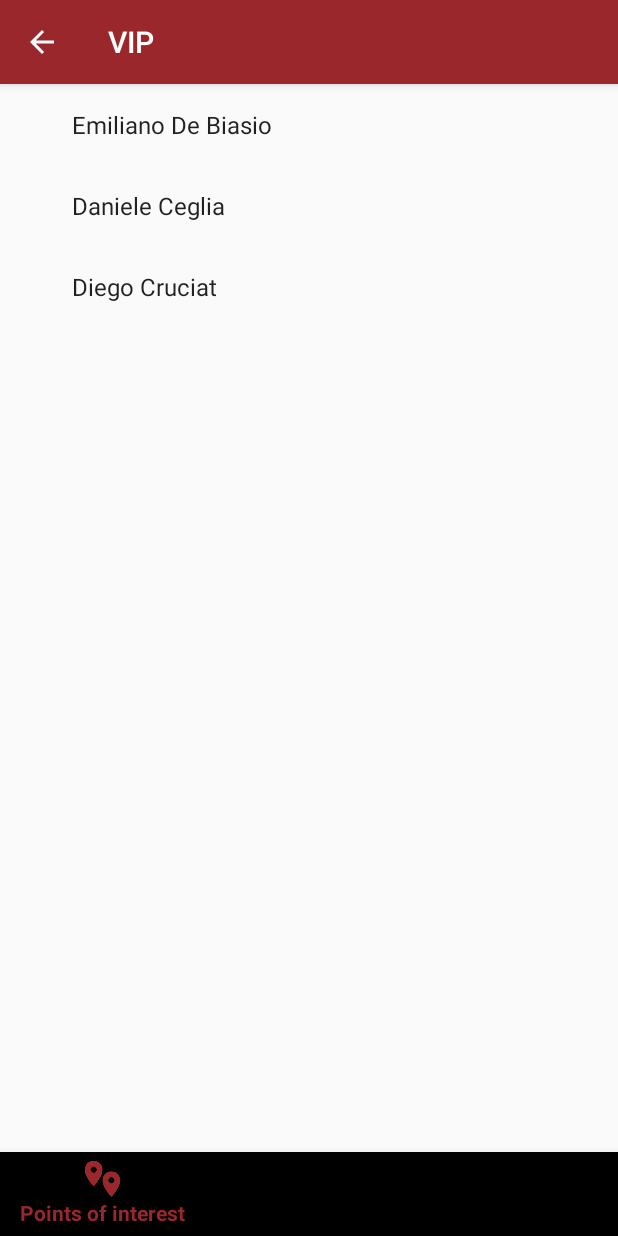
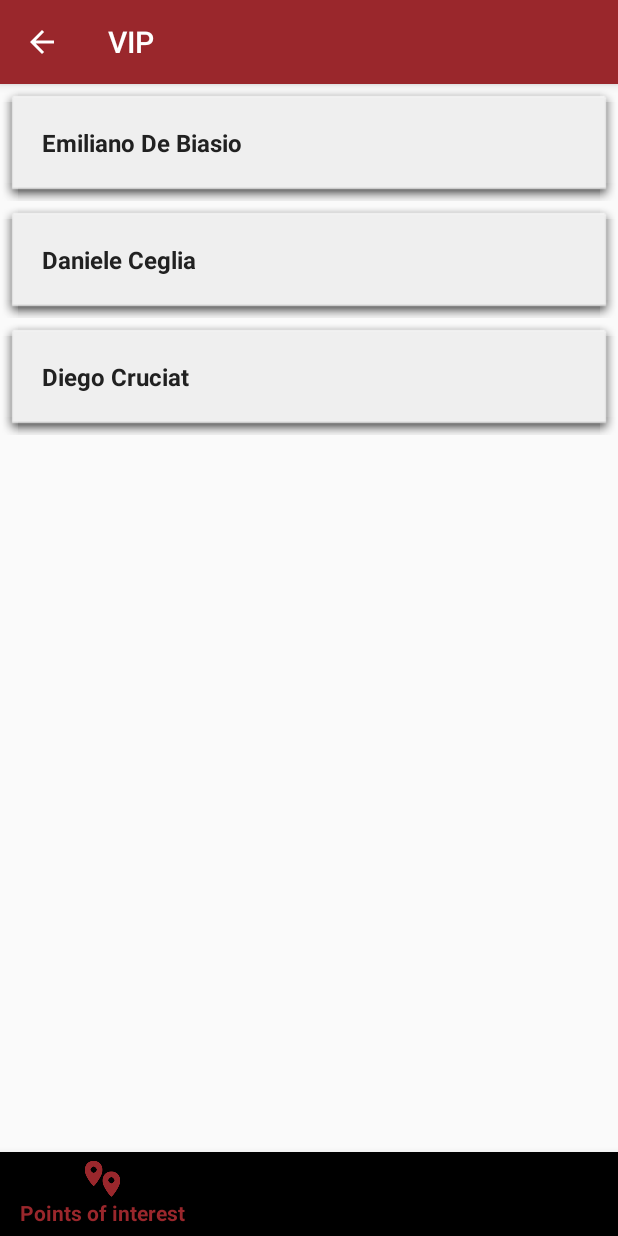
Before and after one commit to DanieleCeglia/SomsiPinzano, an Android app: the screen it shows after launch (MainActivity), after a tap on "VIP", on a phone screen of 412 x 824 dp. Run offline under Robolectric (Android 15) with nearby library versions, the phone set to English and light mode, and no system bars; libraries missing offline, so code that uses them is left out: com.crashlytics.android, com.facebook.stetho, io.fabric.sdk, org.osmdroid.api, org.osmdroid.events and 3 more; 2 statements that could not run were skipped.

Commit message:
Uniformato grafica lista pdi come lista categoria
+ DA VERIFICARE:
• memoria scroll dettaglio pdi dopo rotazione è + quello che non va che
quello che va
• punto utente (omino) su OSM che salta fuori, ma dopo parecchio tempo
(a volte non salta fuori proprio)
• problemi occasionali rotazione su entrambe le mappe (dopo varie
rotazioni, GM fa vedere mondo, OSM si posiziona circa sopra l'antartide)

```diff
--- a/SomsiPinzano/app/src/main/java/dcsoft/somsipinzano/PdiRecyclerViewAdapter.java
+++ b/SomsiPinzano/app/src/main/java/dcsoft/somsipinzano/PdiRecyclerViewAdapter.java
@@ -56,7 +56,6 @@ class PdiRecyclerViewAdapter extends RecyclerView.Adapter<PdiRecyclerViewAdapter
 
     class ViewHolder extends RecyclerView.ViewHolder {
         final View mView;
-        final ImageView ivImmaginePdi;
         final TextView tvTitoloPdi;
         Pdi pdi;
 
@@ -64,7 +63,6 @@ class PdiRecyclerViewAdapter extends RecyclerView.Adapter<PdiRecyclerViewAdapter
             super(view);
 
             mView = view;
-            ivImmaginePdi = (ImageView) view.findViewById(R.id.ivImmaginePdi);
             tvTitoloPdi = (TextView) view.findViewById(R.id.tvTitoloPdi);
         }
 
--- a/SomsiPinzano/app/src/main/res/layout/fragment_pdi.xml
+++ b/SomsiPinzano/app/src/main/res/layout/fragment_pdi.xml
@@ -1,20 +1,18 @@
 <?xml version="1.0" encoding="utf-8"?>
 <LinearLayout xmlns:android="http://schemas.android.com/apk/res/android"
-    android:layout_width="wrap_content"
+    android:layout_width="match_parent"
     android:layout_height="wrap_content"
     android:orientation="horizontal"
-    android:id="@+id/fragment_pdi">
-
-    <ImageView
-        android:id="@+id/ivImmaginePdi"
-        android:layout_width="wrap_content"
-        android:layout_height="wrap_content"
-        android:layout_margin="16dp" />
+    android:id="@+id/fragment_pdi"
+    android:background="@drawable/ombra">
 
     <TextView
         android:id="@+id/tvTitoloPdi"
         android:layout_width="wrap_content"
         android:layout_height="wrap_content"
         android:layout_margin="16dp"
-        android:textAppearance="?attr/textAppearanceListItem" />
+        android:textAppearance="?attr/textAppearanceListItem"
+        android:textColor="@color/colorPrimaryText"
+        android:text="TITOLO"
+        android:textStyle="normal|bold" />
 </LinearLayout>
```
